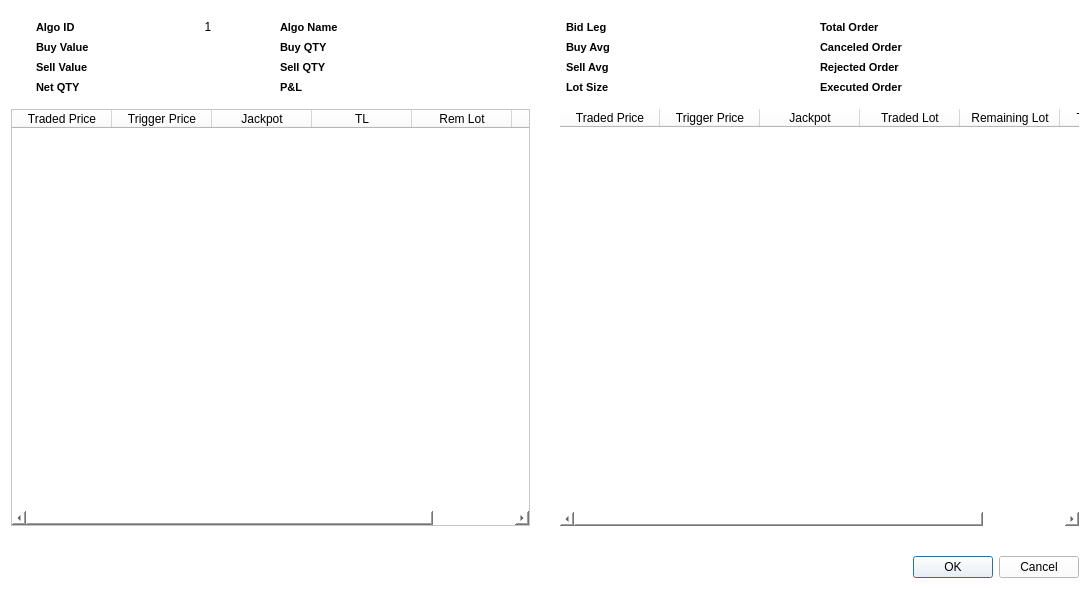
Old version of the form order_detail_popup.ui in the repository Likithanaidu07/qt.
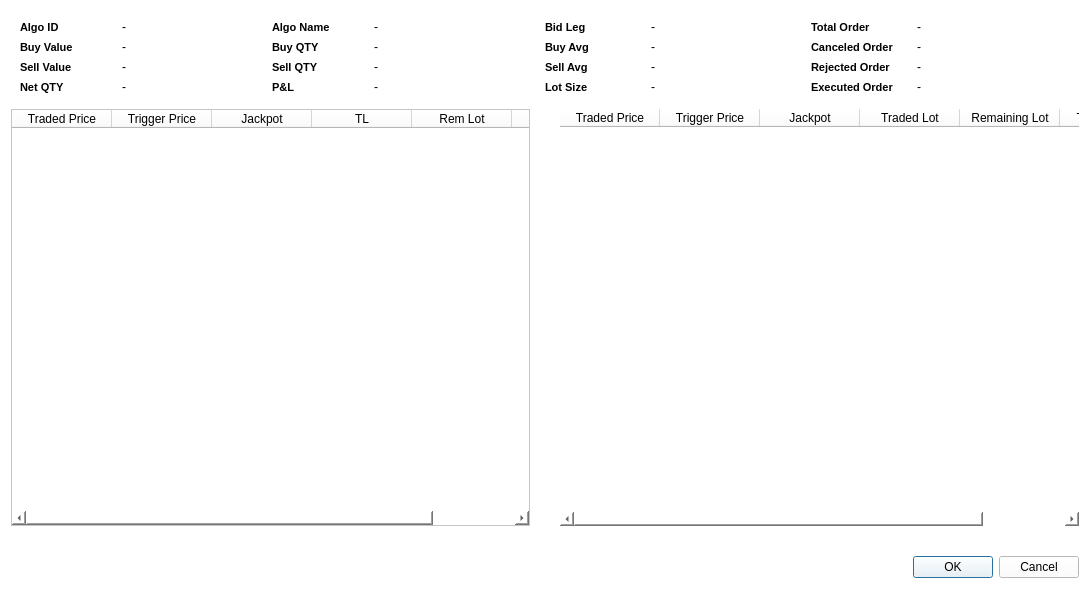
New version of the form.

Commit message: Fixed the order details popup window.

```diff
--- a/order_detail_popup.ui
+++ b/order_detail_popup.ui
@@ -52,18 +52,18 @@
         </property>
         <property name="maximumSize">
          <size>
-          <width>100</width>
-          <height>100</height>
+          <width>16777215</width>
+          <height>16777215</height>
          </size>
         </property>
         <property name="frameShape">
          <enum>QFrame::NoFrame</enum>
         </property>
         <property name="text">
-         <string/>
+         <string>-</string>
         </property>
         <property name="alignment">
-         <set>Qt::AlignCenter</set>
+         <set>Qt::AlignLeading|Qt::AlignLeft|Qt::AlignVCenter</set>
         </property>
        </widget>
       </item>
@@ -108,18 +108,18 @@
         </property>
         <property name="maximumSize">
          <size>
-          <width>100</width>
-          <height>100</height>
+          <width>16777215</width>
+          <height>16777215</height>
          </size>
         </property>
         <property name="frameShape">
          <enum>QFrame::NoFrame</enum>
         </property>
         <property name="text">
-         <string/>
+         <string>-</string>
         </property>
         <property name="alignment">
-         <set>Qt::AlignCenter</set>
+         <set>Qt::AlignLeading|Qt::AlignLeft|Qt::AlignVCenter</set>
         </property>
        </widget>
       </item>
@@ -133,18 +133,18 @@
         </property>
         <property name="maximumSize">
          <size>
-          <width>100</width>
-          <height>100</height>
+          <width>16777215</width>
+          <height>16777215</height>
          </size>
         </property>
         <property name="frameShape">
          <enum>QFrame::NoFrame</enum>
         </property>
         <property name="text">
-         <string/>
+         <string>-</string>
         </property>
         <property name="alignment">
-         <set>Qt::AlignCenter</set>
+         <set>Qt::AlignLeading|Qt::AlignLeft|Qt::AlignVCenter</set>
         </property>
        </widget>
       </item>
@@ -189,18 +189,18 @@
         </property>
         <property name="maximumSize">
          <size>
-          <width>100</width>
-          <height>100</height>
+          <width>16777215</width>
+          <height>16777215</height>
          </size>
         </property>
         <property name="frameShape">
          <enum>QFrame::NoFrame</enum>
         </property>
         <property name="text">
-         <string/>
+         <string>-</string>
         </property>
         <property name="alignment">
-         <set>Qt::AlignCenter</set>
+         <set>Qt::AlignLeading|Qt::AlignLeft|Qt::AlignVCenter</set>
         </property>
        </widget>
       </item>
@@ -369,18 +369,18 @@
         </property>
         <property name="maximumSize">
          <size>
-          <width>100</width>
-          <height>100</height>
+          <width>16777215</width>
+          <height>16777215</height>
          </size>
         </property>
         <property name="frameShape">
          <enum>QFrame::NoFrame</enum>
         </property>
         <property name="text">
-         <string/>
+         <string>-</string>
         </property>
         <property name="alignment">
-         <set>Qt::AlignCenter</set>
+         <set>Qt::AlignLeading|Qt::AlignLeft|Qt::AlignVCenter</set>
         </property>
        </widget>
       </item>
@@ -394,18 +394,18 @@
         </property>
         <property name="maximumSize">
          <size>
-          <width>100</width>
-          <height>100</height>
+          <width>16777215</width>
+          <height>16777215</height>
          </size>
         </property>
         <property name="frameShape">
          <enum>QFrame::NoFrame</enum>
         </property>
         <property name="text">
-         <string/>
+         <string>-</string>
         </property>
         <property name="alignment">
-         <set>Qt::AlignCenter</set>
+         <set>Qt::AlignLeading|Qt::AlignLeft|Qt::AlignVCenter</set>
         </property>
        </widget>
       </item>
@@ -419,18 +419,18 @@
         </property>
         <property name="maximumSize">
          <size>
-          <width>100</width>
-          <height>100</height>
+          <width>16777215</width>
+          <height>16777215</height>
          </size>
         </property>
         <property name="frameShape">
          <enum>QFrame::NoFrame</enum>
         </property>
         <property name="text">
-         <string/>
+         <string>-</string>
         </property>
         <property name="alignment">
-         <set>Qt::AlignCenter</set>
+         <set>Qt::AlignLeading|Qt::AlignLeft|Qt::AlignVCenter</set>
         </property>
        </widget>
       </item>
@@ -444,23 +444,29 @@
         </property>
         <property name="maximumSize">
          <size>
-          <width>100</width>
-          <height>100</height>
+          <width>16777215</width>
+          <height>16777215</height>
          </size>
         </property>
         <property name="frameShape">
          <enum>QFrame::NoFrame</enum>
         </property>
         <property name="text">
-         <string/>
+         <string>-</string>
         </property>
         <property name="alignment">
-         <set>Qt::AlignCenter</set>
+         <set>Qt::AlignLeading|Qt::AlignLeft|Qt::AlignVCenter</set>
         </property>
        </widget>
       </item>
       <item row="3" column="4">
        <widget class="QLabel" name="label_17">
+        <property name="maximumSize">
+         <size>
+          <width>100</width>
+          <height>16777215</height>
+         </size>
+        </property>
         <property name="font">
          <font>
           <pointsize>8</pointsize>
@@ -574,15 +580,12 @@
      <property name="styleSheet">
       <string notr="true"/>
      </property>
-     <layout class="QGridLayout" name="gridLayout_4">
-      <item row="0" column="0">
-       <widget class="QLabel" name="label">
-        <property name="sizePolicy">
-         <sizepolicy hsizetype="Preferred" vsizetype="Preferred">
-          <horstretch>0</horstretch>
-          <verstretch>0</verstretch>
-         </sizepolicy>
-        </property>
+     <layout class="QGridLayout" name="gridLayout_4" columnstretch="0,0,0,0,0">
+      <property name="horizontalSpacing">
+       <number>2</number>
+      </property>
+      <item row="3" column="4">
+       <widget class="QLabel" name="p_l">
         <property name="minimumSize">
          <size>
           <width>1</width>
@@ -591,53 +594,47 @@
         </property>
         <property name="maximumSize">
          <size>
-          <width>100</width>
-          <height>100</height>
+          <width>16777215</width>
+          <height>16777215</height>
          </size>
         </property>
-        <property name="font">
-         <font>
-          <pointsize>8</pointsize>
-          <bold>true</bold>
-         </font>
-        </property>
         <property name="frameShape">
          <enum>QFrame::NoFrame</enum>
         </property>
-        <property name="midLineWidth">
-         <number>1</number>
-        </property>
         <property name="text">
-         <string>Algo ID</string>
+         <string>-</string>
         </property>
         <property name="alignment">
          <set>Qt::AlignLeading|Qt::AlignLeft|Qt::AlignVCenter</set>
         </property>
-        <property name="wordWrap">
-         <bool>false</bool>
-        </property>
        </widget>
       </item>
-      <item row="0" column="1">
-       <widget class="QLabel" name="algo_id">
+      <item row="2" column="1">
+       <widget class="QLabel" name="sell_value">
+        <property name="minimumSize">
+         <size>
+          <width>0</width>
+          <height>0</height>
+         </size>
+        </property>
         <property name="maximumSize">
          <size>
-          <width>100</width>
-          <height>100</height>
+          <width>16777215</width>
+          <height>16777215</height>
          </size>
         </property>
         <property name="frameShape">
          <enum>QFrame::NoFrame</enum>
         </property>
         <property name="text">
-         <string>1</string>
+         <string>-</string>
         </property>
         <property name="alignment">
-         <set>Qt::AlignCenter</set>
+         <set>Qt::AlignLeading|Qt::AlignLeft|Qt::AlignVCenter</set>
         </property>
        </widget>
       </item>
-      <item row="0" column="2">
+      <item row="0" column="3">
        <widget class="QLabel" name="label_9">
         <property name="minimumSize">
          <size>
@@ -668,8 +665,45 @@
         </property>
        </widget>
       </item>
-      <item row="0" column="3">
-       <widget class="QLabel" name="algo_name">
+      <item row="2" column="0">
+       <widget class="QLabel" name="label_5">
+        <property name="sizePolicy">
+         <sizepolicy hsizetype="Preferred" vsizetype="Preferred">
+          <horstretch>0</horstretch>
+          <verstretch>0</verstretch>
+         </sizepolicy>
+        </property>
+        <property name="maximumSize">
+         <size>
+          <width>100</width>
+          <height>16777215</height>
+         </size>
+        </property>
+        <property name="font">
+         <font>
+          <pointsize>8</pointsize>
+          <bold>true</bold>
+         </font>
+        </property>
+        <property name="frameShape">
+         <enum>QFrame::NoFrame</enum>
+        </property>
+        <property name="midLineWidth">
+         <number>1</number>
+        </property>
+        <property name="text">
+         <string>Sell Value</string>
+        </property>
+        <property name="alignment">
+         <set>Qt::AlignLeading|Qt::AlignLeft|Qt::AlignVCenter</set>
+        </property>
+        <property name="wordWrap">
+         <bool>false</bool>
+        </property>
+       </widget>
+      </item>
+      <item row="1" column="4">
+       <widget class="QLabel" name="buy_qty">
         <property name="minimumSize">
          <size>
           <width>1</width>
@@ -678,18 +712,55 @@
         </property>
         <property name="maximumSize">
          <size>
+          <width>16777215</width>
+          <height>16777215</height>
+         </size>
+        </property>
+        <property name="frameShape">
+         <enum>QFrame::NoFrame</enum>
+        </property>
+        <property name="text">
+         <string>-</string>
+        </property>
+        <property name="alignment">
+         <set>Qt::AlignLeading|Qt::AlignLeft|Qt::AlignVCenter</set>
+        </property>
+       </widget>
+      </item>
+      <item row="3" column="0">
+       <widget class="QLabel" name="label_6">
+        <property name="sizePolicy">
+         <sizepolicy hsizetype="Preferred" vsizetype="Preferred">
+          <horstretch>0</horstretch>
+          <verstretch>0</verstretch>
+         </sizepolicy>
+        </property>
+        <property name="maximumSize">
+         <size>
           <width>100</width>
-          <height>100</height>
+          <height>16777215</height>
          </size>
         </property>
+        <property name="font">
+         <font>
+          <pointsize>8</pointsize>
+          <bold>true</bold>
+         </font>
+        </property>
         <property name="frameShape">
          <enum>QFrame::NoFrame</enum>
         </property>
+        <property name="midLineWidth">
+         <number>1</number>
+        </property>
         <property name="text">
-         <string/>
+         <string>Net QTY</string>
         </property>
         <property name="alignment">
-         <set>Qt::AlignCenter</set>
+         <set>Qt::AlignLeading|Qt::AlignLeft|Qt::AlignVCenter</set>
+        </property>
+        <property name="wordWrap">
+         <bool>false</bool>
         </property>
        </widget>
       </item>
@@ -701,6 +772,12 @@
           <verstretch>0</verstretch>
          </sizepolicy>
         </property>
+        <property name="maximumSize">
+         <size>
+          <width>100</width>
+          <height>16777215</height>
+         </size>
+        </property>
         <property name="font">
          <font>
           <pointsize>8</pointsize>
@@ -714,7 +791,7 @@
          <number>1</number>
         </property>
         <property name="text">
-         <string>Buy Value </string>
+         <string>Buy Value      </string>
         </property>
         <property name="alignment">
          <set>Qt::AlignLeading|Qt::AlignLeft|Qt::AlignVCenter</set>
@@ -724,27 +801,132 @@
         </property>
        </widget>
       </item>
+      <item row="2" column="4">
+       <widget class="QLabel" name="sell_qty">
+        <property name="minimumSize">
+         <size>
+          <width>1</width>
+          <height>1</height>
+         </size>
+        </property>
+        <property name="maximumSize">
+         <size>
+          <width>16777215</width>
+          <height>16777215</height>
+         </size>
+        </property>
+        <property name="frameShape">
+         <enum>QFrame::NoFrame</enum>
+        </property>
+        <property name="text">
+         <string>-</string>
+        </property>
+        <property name="alignment">
+         <set>Qt::AlignLeading|Qt::AlignLeft|Qt::AlignVCenter</set>
+        </property>
+       </widget>
+      </item>
       <item row="1" column="1">
        <widget class="QLabel" name="buy_value">
+        <property name="minimumSize">
+         <size>
+          <width>0</width>
+          <height>0</height>
+         </size>
+        </property>
+        <property name="maximumSize">
+         <size>
+          <width>16777215</width>
+          <height>16777215</height>
+         </size>
+        </property>
+        <property name="frameShape">
+         <enum>QFrame::NoFrame</enum>
+        </property>
+        <property name="text">
+         <string>-</string>
+        </property>
+        <property name="alignment">
+         <set>Qt::AlignLeading|Qt::AlignLeft|Qt::AlignVCenter</set>
+        </property>
+       </widget>
+      </item>
+      <item row="0" column="0">
+       <widget class="QLabel" name="label">
+        <property name="sizePolicy">
+         <sizepolicy hsizetype="Preferred" vsizetype="Preferred">
+          <horstretch>0</horstretch>
+          <verstretch>0</verstretch>
+         </sizepolicy>
+        </property>
+        <property name="minimumSize">
+         <size>
+          <width>1</width>
+          <height>1</height>
+         </size>
+        </property>
         <property name="maximumSize">
          <size>
           <width>100</width>
           <height>100</height>
          </size>
         </property>
+        <property name="font">
+         <font>
+          <pointsize>8</pointsize>
+          <bold>true</bold>
+         </font>
+        </property>
         <property name="frameShape">
          <enum>QFrame::NoFrame</enum>
         </property>
+        <property name="midLineWidth">
+         <number>1</number>
+        </property>
         <property name="text">
-         <string/>
+         <string>Algo ID       </string>
         </property>
         <property name="alignment">
          <set>Qt::AlignLeading|Qt::AlignLeft|Qt::AlignVCenter</set>
         </property>
+        <property name="wordWrap">
+         <bool>false</bool>
+        </property>
        </widget>
       </item>
-      <item row="1" column="2">
+      <item row="3" column="1">
+       <widget class="QLabel" name="net_qty">
+        <property name="minimumSize">
+         <size>
+          <width>0</width>
+          <height>0</height>
+         </size>
+        </property>
+        <property name="maximumSize">
+         <size>
+          <width>16777215</width>
+          <height>16777215</height>
+         </size>
+        </property>
+        <property name="frameShape">
+         <enum>QFrame::NoFrame</enum>
+        </property>
+        <property name="text">
+         <string>-</string>
+        </property>
+        <property name="alignment">
+         <set>Qt::AlignLeading|Qt::AlignLeft|Qt::AlignVCenter</set>
+        </property>
+       </widget>
+      </item>
+      <item row="1" column="3">
        <widget class="QLabel" name="label_7">
+        <property name="maximumSize">
+         <size>
+          <width>100</width>
+          <height>16777215</height>
+         </size>
+        </property>
         <property name="font">
          <font>
           <pointsize>8</pointsize>
@@ -762,83 +944,14 @@
         </property>
        </widget>
       </item>
-      <item row="1" column="3">
-       <widget class="QLabel" name="buy_qty">
-        <property name="minimumSize">
-         <size>
-          <width>1</width>
-          <height>1</height>
-         </size>
-        </property>
-        <property name="maximumSize">
-         <size>
-          <width>100</width>
-          <height>100</height>
-         </size>
-        </property>
-        <property name="frameShape">
-         <enum>QFrame::NoFrame</enum>
-        </property>
-        <property name="text">
-         <string/>
-        </property>
-        <property name="alignment">
-         <set>Qt::AlignCenter</set>
-        </property>
-       </widget>
-      </item>
-      <item row="2" column="0">
-       <widget class="QLabel" name="label_5">
-        <property name="sizePolicy">
-         <sizepolicy hsizetype="Preferred" vsizetype="Preferred">
-          <horstretch>0</horstretch>
-          <verstretch>0</verstretch>
-         </sizepolicy>
-        </property>
-        <property name="font">
-         <font>
-          <pointsize>8</pointsize>
-          <bold>true</bold>
-         </font>
-        </property>
-        <property name="frameShape">
-         <enum>QFrame::NoFrame</enum>
-        </property>
-        <property name="midLineWidth">
-         <number>1</number>
-        </property>
-        <property name="text">
-         <string>Sell Value</string>
-        </property>
-        <property name="alignment">
-         <set>Qt::AlignLeading|Qt::AlignLeft|Qt::AlignVCenter</set>
-        </property>
-        <property name="wordWrap">
-         <bool>false</bool>
-        </property>
-       </widget>
-      </item>
-      <item row="2" column="1">
-       <widget class="QLabel" name="sell_value">
-        <property name="maximumSize">
-         <size>
-          <width>100</width>
-          <height>100</height>
-         </size>
-        </property>
-        <property name="frameShape">
-         <enum>QFrame::NoFrame</enum>
-        </property>
-        <property name="text">
-         <string/>
-        </property>
-        <property name="alignment">
-         <set>Qt::AlignCenter</set>
-        </property>
-       </widget>
-      </item>
-      <item row="2" column="2">
+      <item row="2" column="3">
        <widget class="QLabel" name="label_8">
+        <property name="maximumSize">
+         <size>
+          <width>100</width>
+          <height>16777215</height>
+         </size>
+        </property>
         <property name="font">
          <font>
           <pointsize>8</pointsize>
@@ -856,89 +969,14 @@
         </property>
        </widget>
       </item>
-      <item row="2" column="3">
-       <widget class="QLabel" name="sell_qty">
-        <property name="minimumSize">
-         <size>
-          <width>1</width>
-          <height>1</height>
-         </size>
-        </property>
-        <property name="maximumSize">
-         <size>
-          <width>100</width>
-          <height>100</height>
-         </size>
-        </property>
-        <property name="frameShape">
-         <enum>QFrame::NoFrame</enum>
-        </property>
-        <property name="text">
-         <string/>
-        </property>
-        <property name="alignment">
-         <set>Qt::AlignCenter</set>
-        </property>
-       </widget>
-      </item>
-      <item row="3" column="0">
-       <widget class="QLabel" name="label_6">
-        <property name="sizePolicy">
-         <sizepolicy hsizetype="Preferred" vsizetype="Preferred">
-          <horstretch>0</horstretch>
-          <verstretch>0</verstretch>
-         </sizepolicy>
-        </property>
-        <property name="font">
-         <font>
-          <pointsize>8</pointsize>
-          <bold>true</bold>
-         </font>
-        </property>
-        <property name="frameShape">
-         <enum>QFrame::NoFrame</enum>
-        </property>
-        <property name="midLineWidth">
-         <number>1</number>
-        </property>
-        <property name="text">
-         <string>Net QTY</string>
-        </property>
-        <property name="alignment">
-         <set>Qt::AlignLeading|Qt::AlignLeft|Qt::AlignVCenter</set>
-        </property>
-        <property name="wordWrap">
-         <bool>false</bool>
-        </property>
-       </widget>
-      </item>
-      <item row="3" column="1">
-       <widget class="QLabel" name="net_qty">
-        <property name="minimumSize">
-         <size>
-          <width>100</width>
-          <height>10</height>
-         </size>
-        </property>
-        <property name="maximumSize">
-         <size>
-          <width>100</width>
-          <height>100</height>
-         </size>
-        </property>
-        <property name="frameShape">
-         <enum>QFrame::NoFrame</enum>
-        </property>
-        <property name="text">
-         <string/>
-        </property>
-        <property name="alignment">
-         <set>Qt::AlignCenter</set>
-        </property>
-       </widget>
-      </item>
-      <item row="3" column="2">
+      <item row="3" column="3">
        <widget class="QLabel" name="label_10">
+        <property name="maximumSize">
+         <size>
+          <width>100</width>
+          <height>16777215</height>
+         </size>
+        </property>
         <property name="font">
          <font>
           <pointsize>8</pointsize>
@@ -956,8 +994,33 @@
         </property>
        </widget>
       </item>
-      <item row="3" column="3">
-       <widget class="QLabel" name="p_l">
+      <item row="0" column="1">
+       <widget class="QLabel" name="algo_id">
+        <property name="minimumSize">
+         <size>
+          <width>0</width>
+          <height>0</height>
+         </size>
+        </property>
+        <property name="maximumSize">
+         <size>
+          <width>16777215</width>
+          <height>16777215</height>
+         </size>
+        </property>
+        <property name="frameShape">
+         <enum>QFrame::NoFrame</enum>
+        </property>
+        <property name="text">
+         <string>-</string>
+        </property>
+        <property name="alignment">
+         <set>Qt::AlignLeading|Qt::AlignLeft|Qt::AlignVCenter</set>
+        </property>
+       </widget>
+      </item>
+      <item row="0" column="4">
+       <widget class="QLabel" name="algo_name">
         <property name="minimumSize">
          <size>
           <width>1</width>
@@ -966,18 +1029,18 @@
         </property>
         <property name="maximumSize">
          <size>
-          <width>100</width>
-          <height>100</height>
+          <width>16777215</width>
+          <height>16777215</height>
          </size>
         </property>
         <property name="frameShape">
          <enum>QFrame::NoFrame</enum>
         </property>
         <property name="text">
-         <string/>
+         <string>-</string>
         </property>
         <property name="alignment">
-         <set>Qt::AlignCenter</set>
+         <set>Qt::AlignLeading|Qt::AlignLeft|Qt::AlignVCenter</set>
         </property>
        </widget>
       </item>
```
Left out of the diff: 122 changed lines with no effect on the pictures. The commit also changes 10 other files.
